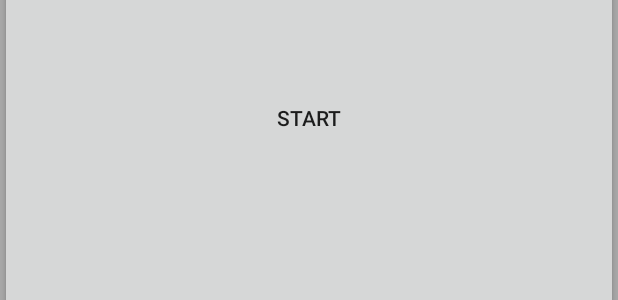
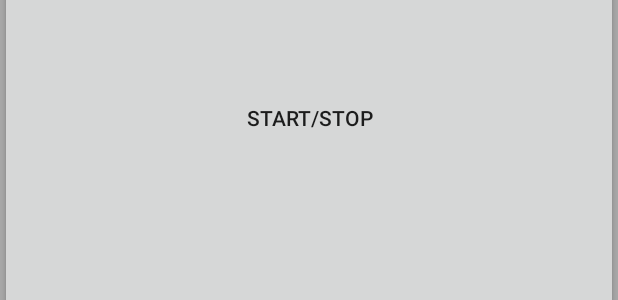
Before and after one commit to ricardojoserf/location-android-app, an Android app: the layout salvavidas_widget.xml on its own in the app's theme, with its tools: preview values and no code run, on a phone screen of 412 x 824 dp. Shown: the part 500-800 px from the top of the screen. Run offline under Robolectric (Android 15) with nearby library versions, the light colour scheme and no system bars.

Commit message:
Stop functionality in widget

```diff
--- a/app/src/main/res/layout/salvavidas_widget.xml
+++ b/app/src/main/res/layout/salvavidas_widget.xml
@@ -6,25 +6,11 @@
     android:padding="@dimen/widget_margin"
     android:background="#55000000">
 
-    <!--
-
-    <TextView
-        android:id="@+id/textView"
-        android:layout_width="0dp"
-        android:layout_height="match_parent"
-        android:layout_weight="1"
-        android:gravity="center"
-        android:text="@string/name"
-        android:textSize="@dimen/abc_text_size_large_material"
-        android:textStyle="bold"/>
-
-    -->
-
     <Button
         android:id="@+id/actionButton"
         android:layout_width="0dp"
         android:layout_height="match_parent"
         android:layout_weight="1"
-        android:text="@string/start"/>
+        android:text="@string/start_stop"/>
 
 </LinearLayout>
--- a/app/src/main/res/values/strings.xml
+++ b/app/src/main/res/values/strings.xml
@@ -29,5 +29,6 @@
     <string name="appwidget_text">EXAMPLE</string>
     <string name="configure">Configure</string>
     <string name="add_widget">Add widget</string>
+    <string name="start_stop">START/STOP</string>
 
 </resources>
--- a/app/src/main/res/xml/salvavidas_widget_info.xml
+++ b/app/src/main/res/xml/salvavidas_widget_info.xml
@@ -1,7 +1,7 @@
 <?xml version="1.0" encoding="utf-8"?>
 <appwidget-provider xmlns:android="http://schemas.android.com/apk/res/android"
     android:configure="com.example.fry.salvavidapp.SalvavidasWidgetConfigureActivity"
-    android:minWidth="60dp"
+    android:minWidth="120dp"
     android:minHeight="60dp"
     android:updatePeriodMillis="1800000"
     android:initialLayout="@layout/salvavidas_widget"
```
Also changed, not shown: app/src/main/java/com/example/fry/salvavidapp/SalvavidasWidget.java (+27 -18 lines).
